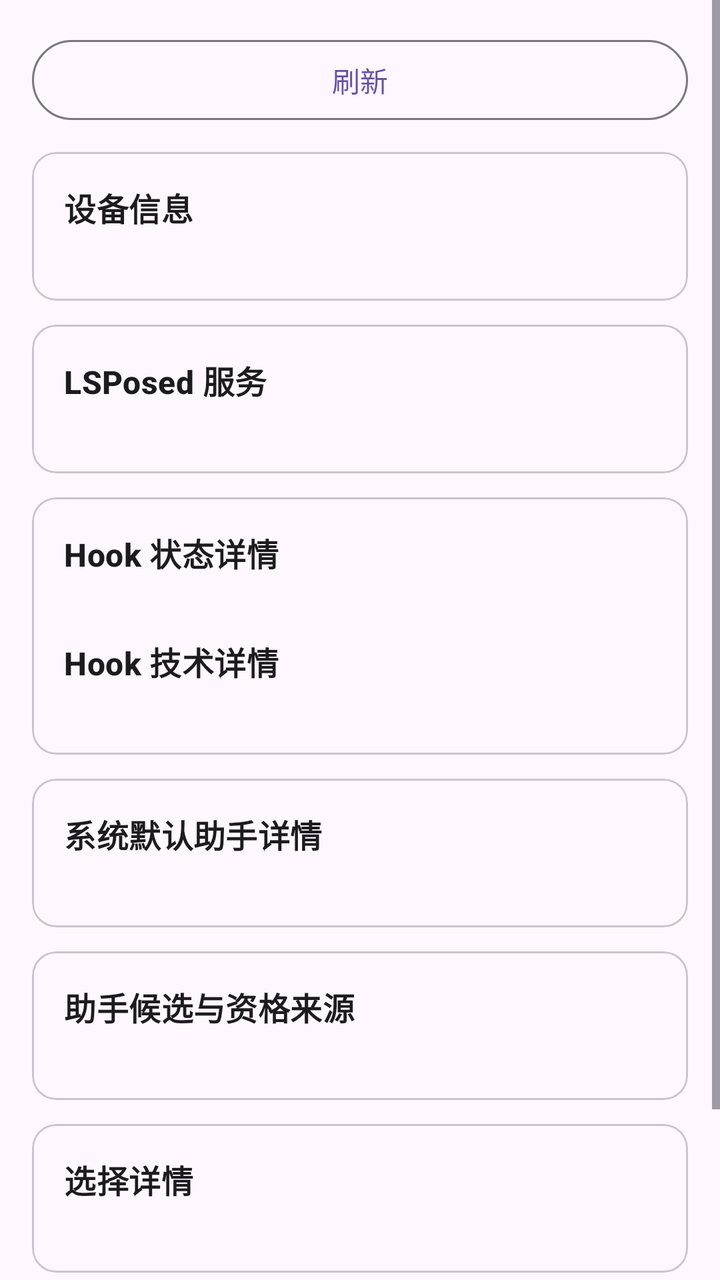
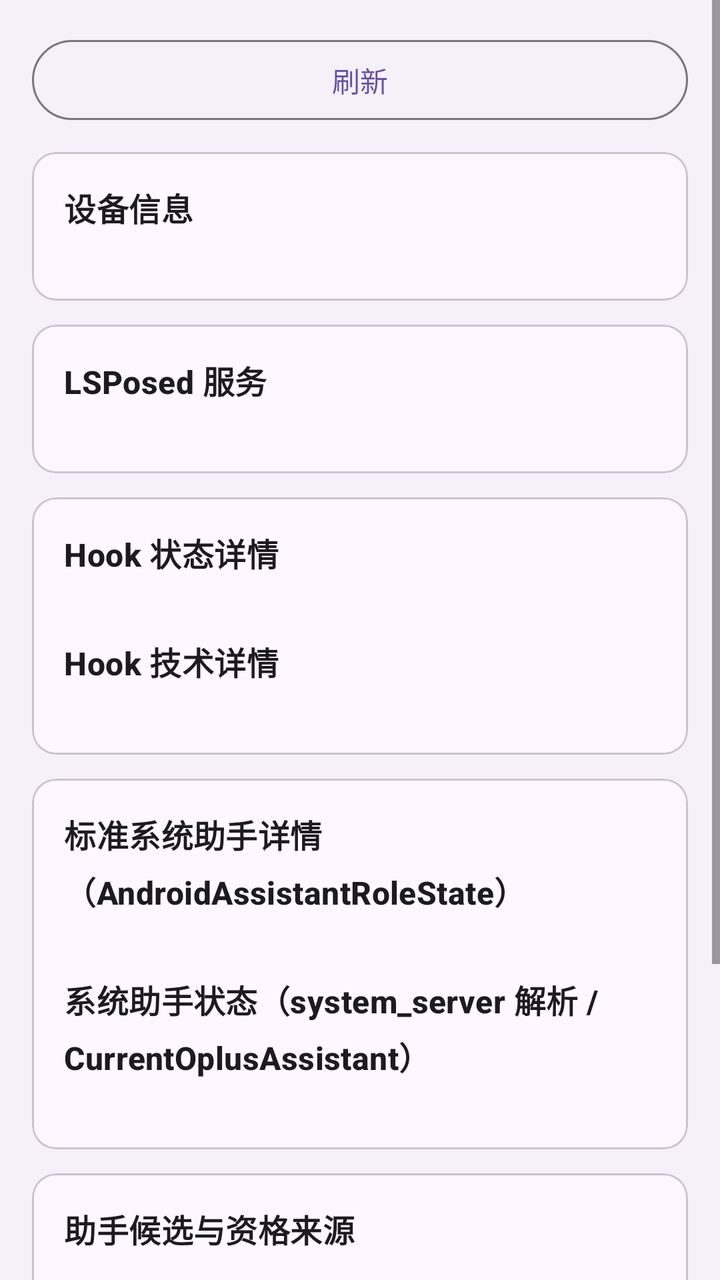

Two renders of the same Android screen: before a commit and after it. Below are the layout's source before the change and the commit's diff.
<!-- AndroidManifest.xml: application theme Theme.Ouhuan -->
<!-- res/layout/activity_diagnostics.xml -->
<?xml version="1.0" encoding="utf-8"?>
<ScrollView xmlns:android="http://schemas.android.com/apk/res/android"
    android:layout_width="match_parent"
    android:layout_height="match_parent">

    <LinearLayout
        android:layout_width="match_parent"
        android:layout_height="wrap_content"
        android:orientation="vertical"
        android:padding="16dp">

        <com.google.android.material.button.MaterialButton
            android:id="@+id/btnRefresh"
            style="@style/Widget.Material3.Button.OutlinedButton"
            android:layout_width="match_parent"
            android:layout_height="wrap_content"
            android:layout_marginBottom="12dp"
            android:text="@string/btn_refresh" />

        <com.google.android.material.card.MaterialCardView
            android:layout_width="match_parent"
            android:layout_height="wrap_content"
            android:layout_marginBottom="12dp">

            <LinearLayout
                android:layout_width="match_parent"
                android:layout_height="wrap_content"
                android:orientation="vertical"
                android:padding="16dp">

                <TextView
                    style="@style/SectionTitle"
                    android:layout_width="wrap_content"
                    android:layout_height="wrap_content"
                    android:text="@string/diagnostics_device" />

                <TextView
                    android:id="@+id/tvDevice"
                    android:layout_width="match_parent"
                    android:layout_height="wrap_content"
                    android:textIsSelectable="true" />
            </LinearLayout>
        </com.google.android.material.card.MaterialCardView>

        <com.google.android.material.card.MaterialCardView
            android:layout_width="match_parent"
            android:layout_height="wrap_content"
            android:layout_marginBottom="12dp">

            <LinearLayout
                android:layout_width="match_parent"
                android:layout_height="wrap_content"
                android:orientation="vertical"
                android:padding="16dp">

                <TextView
                    style="@style/SectionTitle"
                    android:layout_width="wrap_content"
                    android:layout_height="wrap_content"
                    android:text="@string/diagnostics_service" />

                <TextView
                    android:id="@+id/tvService"
                    android:layout_width="match_parent"
                    android:layout_height="wrap_content"
                    android:textIsSelectable="true" />
            </LinearLayout>
        </com.google.android.material.card.MaterialCardView>

        <com.google.android.material.card.MaterialCardView
            android:layout_width="match_parent"
            android:layout_height="wrap_content"
            android:layout_marginBottom="12dp">

            <LinearLayout
                android:layout_width="match_parent"
                android:layout_height="wrap_content"
                android:orientation="vertical"
                android:padding="16dp">

                <TextView
                    style="@style/SectionTitle"
                    android:layout_width="wrap_content"
                    android:layout_height="wrap_content"
                    android:text="@string/diagnostics_hook" />

                <TextView
                    android:id="@+id/tvHook"
                    android:layout_width="match_parent"
                    android:layout_height="wrap_content"
                    android:textIsSelectable="true" />

                <TextView
                    style="@style/SectionTitle"
                    android:layout_width="wrap_content"
                    android:layout_height="wrap_content"
                    android:layout_marginTop="12dp"
                    android:text="@string/diagnostics_hook_tech" />

                <TextView
                    android:id="@+id/tvHookTech"
                    android:layout_width="match_parent"
                    android:layout_height="wrap_content"
                    android:textIsSelectable="true" />
            </LinearLayout>
        </com.google.android.material.card.MaterialCardView>

        <com.google.android.material.card.MaterialCardView
            android:layout_width="match_parent"
            android:layout_height="wrap_content"
            android:layout_marginBottom="12dp">

            <LinearLayout
                android:layout_width="match_parent"
                android:layout_height="wrap_content"
                android:orientation="vertical"
                android:padding="16dp">

                <TextView
                    style="@style/SectionTitle"
                    android:layout_width="wrap_content"
                    android:layout_height="wrap_content"
                    android:text="@string/diagnostics_assistant_detail" />

                <TextView
                    android:id="@+id/tvAssistantDetail"
                    android:layout_width="match_parent"
                    android:layout_height="wrap_content"
                    android:textIsSelectable="true" />
            </LinearLayout>
        </com.google.android.material.card.MaterialCardView>

        <com.google.android.material.card.MaterialCardView
            android:layout_width="match_parent"
            android:layout_height="wrap_content"
            android:layout_marginBottom="12dp">

            <LinearLayout
                android:layout_width="match_parent"
                android:layout_height="wrap_content"
                android:orientation="vertical"
                android:padding="16dp">

                <TextView
                    style="@style/SectionTitle"
                    android:layout_width="wrap_content"
                    android:layout_height="wrap_content"
                    android:text="@string/diagnostics_candidates" />

                <TextView
                    android:id="@+id/tvCandidates"
                    android:layout_width="match_parent"
                    android:layout_height="wrap_content"
                    android:textIsSelectable="true" />
            </LinearLayout>
        </com.google.android.material.card.MaterialCardView>

        <com.google.android.material.card.MaterialCardView
            android:layout_width="match_parent"
            android:layout_height="wrap_content"
            android:layout_marginBottom="12dp">

            <LinearLayout
                android:layout_width="match_parent"
                android:layout_height="wrap_content"
                android:orientation="vertical"
                android:padding="16dp">

                <TextView
                    style="@style/SectionTitle"
                    android:layout_width="wrap_content"
                    android:layout_height="wrap_content"
                    android:text="@string/diagnostics_selection_detail" />

                <TextView
                    android:id="@+id/tvSelection"
                    android:layout_width="match_parent"
                    android:layout_height="wrap_content"
                    android:textIsSelectable="true" />
            </LinearLayout>
        </com.google.android.material.card.MaterialCardView>

        <com.google.android.material.card.MaterialCardView
            android:layout_width="match_parent"
            android:layout_height="wrap_content">

            <LinearLayout
                android:layout_width="match_parent"
                android:layout_height="wrap_content"
                android:orientation="vertical"
                android:padding="16dp">

                <TextView
                    style="@style/SectionTitle"
                    android:layout_width="wrap_content"
                    android:layout_height="wrap_content"
                    android:text="@string/diagnostics_stats" />

                <TextView
                    android:id="@+id/tvStats"
                    android:layout_width="match_parent"
                    android:layout_height="wrap_content"
                    android:textIsSelectable="true" />
            </LinearLayout>
        </com.google.android.material.card.MaterialCardView>
    </LinearLayout>
</ScrollView>
<!-- resources referenced by this layout -->
<resources>
  <string name="btn_refresh">刷新</string>
  <string name="diagnostics_assistant_detail">系统默认助手详情</string>
  <string name="diagnostics_candidates">助手候选与资格来源</string>
  <string name="diagnostics_device">设备信息</string>
  <string name="diagnostics_hook">Hook 状态详情</string>
  <string name="diagnostics_hook_tech">Hook 技术详情</string>
  <string name="diagnostics_selection_detail">选择详情</string>
  <string name="diagnostics_service">LSPosed 服务</string>
  <string name="diagnostics_stats">日志统计</string>
  <style name="SectionTitle" parent="TextAppearance.Material3.TitleMedium">
          <item name="android:textStyle">bold</item>
      </style>
  <style name="Theme.Ouhuan" parent="Theme.Material3.DayNight" />
</resources>

<!-- the commit's change to res/layout/activity_diagnostics.xml (unified diff, before → after) -->
@@ -127,6 +127,19 @@
                     android:layout_width="match_parent"
                     android:layout_height="wrap_content"
                     android:textIsSelectable="true" />
+
+                <TextView
+                    style="@style/SectionTitle"
+                    android:layout_width="wrap_content"
+                    android:layout_height="wrap_content"
+                    android:layout_marginTop="12dp"
+                    android:text="@string/diagnostics_system_server_state" />
+
+                <TextView
+                    android:id="@+id/tvSystemServer"
+                    android:layout_width="match_parent"
+                    android:layout_height="wrap_content"
+                    android:textIsSelectable="true" />
             </LinearLayout>
         </com.google.android.material.card.MaterialCardView>
 
<!-- resource entries referenced after the edit -->
@@ -1,7 +1,7 @@
 <!-- resources referenced by this layout -->
 <resources>
   <string name="btn_refresh">刷新</string>
-  <string name="diagnostics_assistant_detail">系统默认助手详情</string>
+  <string name="diagnostics_assistant_detail">标准系统助手详情（AndroidAssistantRoleState）</string>
   <string name="diagnostics_candidates">助手候选与资格来源</string>
   <string name="diagnostics_device">设备信息</string>
   <string name="diagnostics_hook">Hook 状态详情</string>
@@ -9,9 +9,13 @@
   <string name="diagnostics_selection_detail">选择详情</string>
   <string name="diagnostics_service">LSPosed 服务</string>
   <string name="diagnostics_stats">日志统计</string>
+  <string name="diagnostics_system_server_state">系统助手状态（system_server 解析 / CurrentOplusAssistant）</string>
   <style name="SectionTitle" parent="TextAppearance.Material3.TitleMedium">
           <item name="android:textStyle">bold</item>
       </style>
-  <style name="Theme.Ouhuan" parent="Theme.Material3.DayNight" />
+  <style name="Theme.Ouhuan" parent="Theme.Material3.DayNight">
+          <item name="android:windowBackground">@color/ouhuan_bg</item>
+      </style>
+  <color name="ouhuan_bg">#F6F0F8</color>
 </resources>
 
